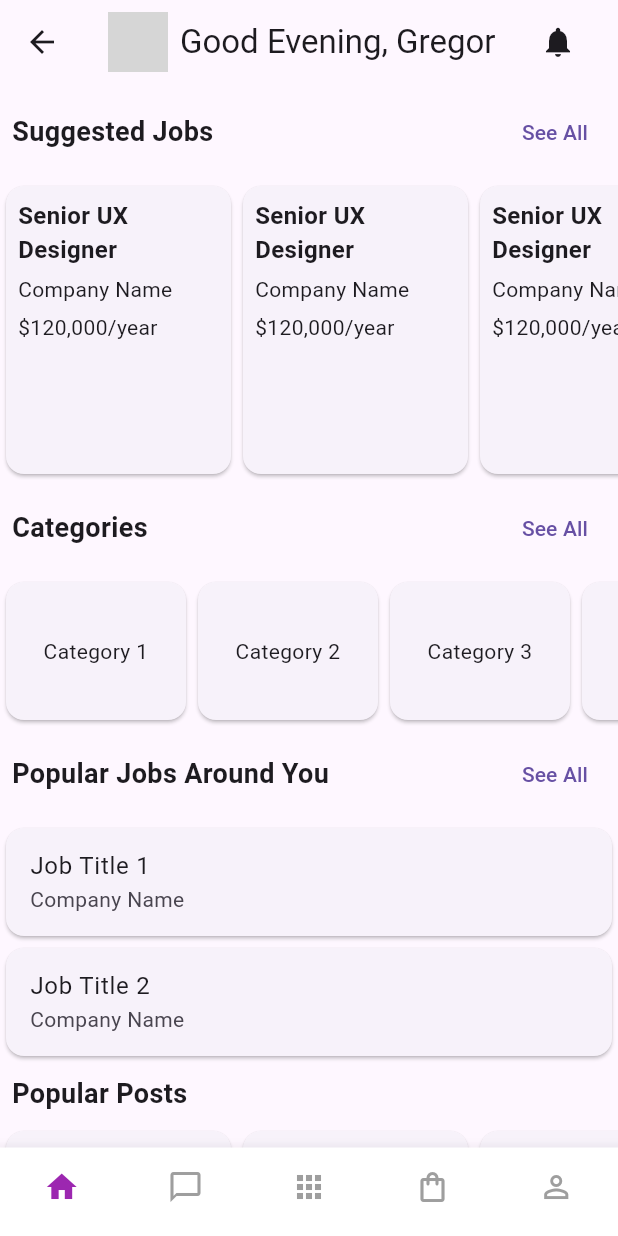
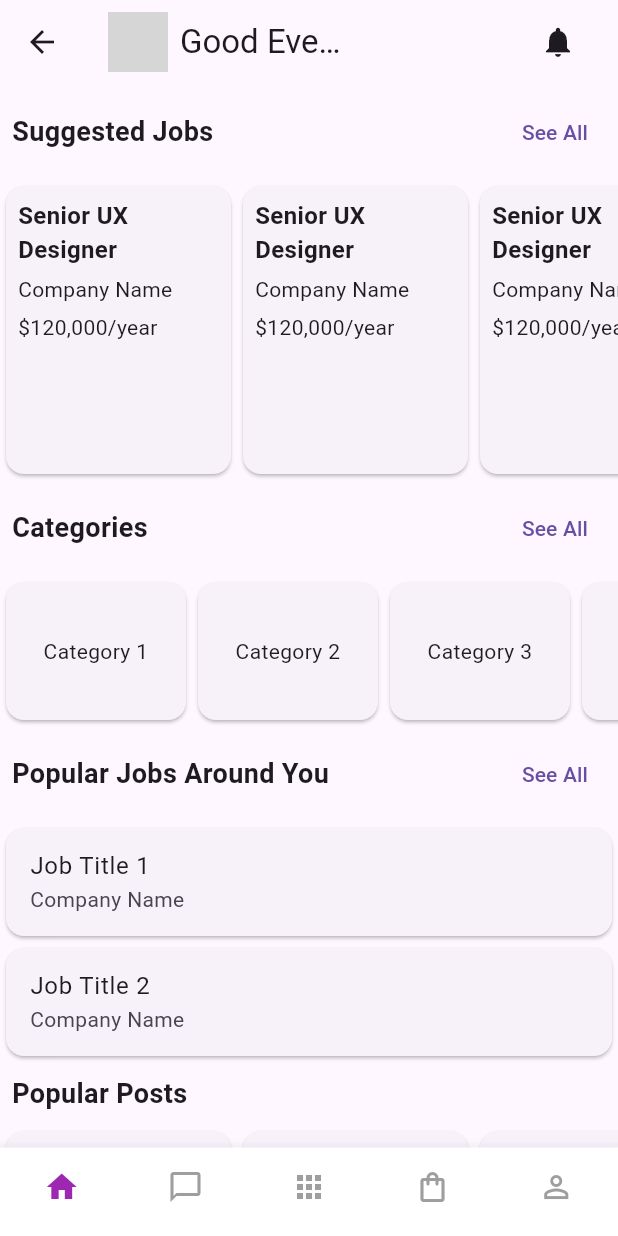
Before and after one commit to MDK-404/vocate, a Flutter app: the HomeScreen screen opened directly, on a phone screen of 412 x 824 dp. Run offline on Flutter 3.47's test engine with Material 3 defaults, Android fonts, the phone set to English and light mode, and no system bars; grey boxes are pictures that could not be loaded.

Commit message:
final commt

```diff
--- a/lib/view/screens/homescreen.dart
+++ b/lib/view/screens/homescreen.dart
@@ -40,8 +40,11 @@ class _HomeScreenState extends State<HomeScreen> {
                   AssetImage('assets/profile.jpg'), // User profile picture
             ),
             SizedBox(width: 8),
-            Text(
-              'Good Evening, Gregor',
+            Flexible(
+              child: Text(
+                'Good Evening, Gregor',
+                overflow: TextOverflow.ellipsis,
+              ),
             ),
             Spacer(),
             IconButton(
--- a/lib/view/screens/saved_jobs.dart
+++ b/lib/view/screens/saved_jobs.dart
@@ -1,6 +1,7 @@
 import 'package:flutter/material.dart';
 import 'package:vocate/view/screens/bottomnavbar.dart';
 import 'package:vocate/view/screens/homescreen.dart';
+import 'package:vocate/view/screens/profiledart';
 
 class SavedJobsScreen extends StatefulWidget {
   @override
@@ -21,6 +22,10 @@ class _SavedJobsScreenState extends State<SavedJobsScreen> {
     if (index == 3) {
       Navigator.push(
           context, MaterialPageRoute(builder: (context) => SavedJobsScreen()));
+    }
+    if (index == 4) {
+      Navigator.push(context,
+          MaterialPageRoute(builder: (context) => UserProfileScreen()));
     }
   }
 
```
Also changed, not shown: 1 other file.
